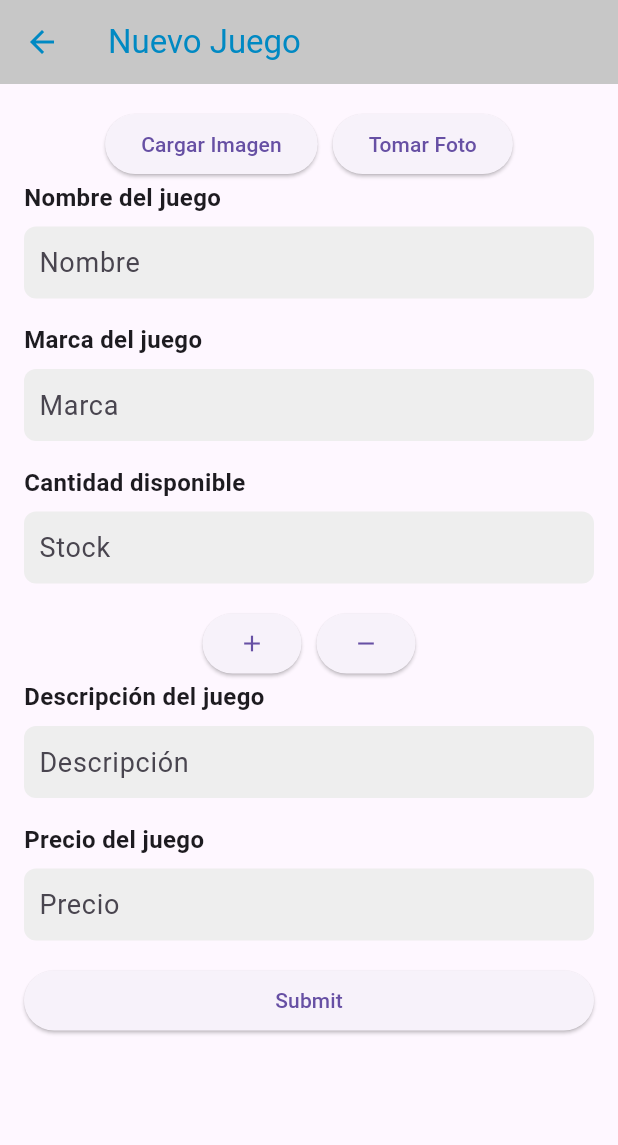
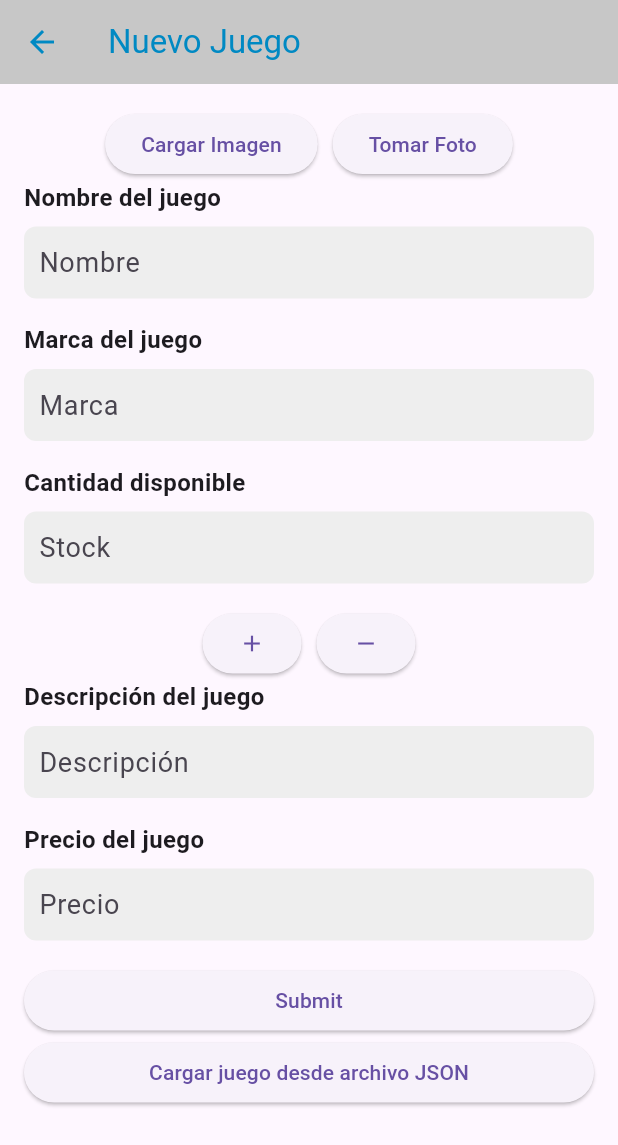
Before and after one commit to AgustinRgz/GeingeemuMobile, a Flutter app: the NewSellView screen opened by its route, on a phone screen of 412 x 824 dp. Shown: the top 1145 px of the screen. Run offline on Flutter 3.47's test engine with Material 3 defaults, Android fonts, the light colour scheme and no system bars; our stand-ins replace file_picker, image_picker; missing offline and left inert: search_page.

Commit message:
Update Ventas
El JSON we

```diff
--- a/assets/videojuego.json
+++ b/assets/videojuego.json
@@ -3,7 +3,8 @@
       "nombre": "Halo Infinite Xbox Collector Steelbook Edition",
       "marca": "Microsoft",
       "imagen": "assets/imagenes/haloinfinite.jpg",
-      "stock": 2,
-      "descripcion": "Juego de Halo"
+      "stock": "2",
+      "descripcion": "The legendary Halo series returns with the most expansive Master Chief campaign yet.",
+      "precio": "$1,000.00"
     }
   ]
--- a/lib/ventas.dart
+++ b/lib/ventas.dart
@@ -1,8 +1,10 @@
+import 'package:file_picker/_internal/file_picker_web.dart';
 import 'package:flutter/material.dart';
 import 'dart:io';
 import 'dart:convert';
 import 'package:image_picker/image_picker.dart';
 import 'package:flutter/foundation.dart' show kIsWeb;
+import 'package:file_picker/file_picker.dart';
 
 class SellView extends StatefulWidget {
   const SellView({super.key});
@@ -72,7 +74,7 @@ class _SellViewState extends State<SellView> {
 }
 
 class NewSellView extends StatefulWidget {
-  const NewSellView({super.key});
+  const NewSellView({Key? key}) : super(key: key);
 
   @override
   _NewSellViewState createState() => _NewSellViewState();
@@ -86,6 +88,52 @@ class _NewSellViewState extends State<NewSellView> {
   final TextEditingController stockController = TextEditingController();
   final TextEditingController descriptionController = TextEditingController();
   final TextEditingController priceController = TextEditingController();
+
+  void populateFormFields() {
+    if (game != null && game!.isNotEmpty) {
+      Game firstGame = game![0];
+      nameController.text = firstGame.nombre;
+      brandController.text = firstGame.marca;
+      stockController.text = firstGame.stock;
+      descriptionController.text = firstGame.descripcion;
+      priceController.text = firstGame.precio;
+      _image = File(firstGame.imagen);
+    }
+  }
+
+  //FilePicker
+  List<Game>? game;
+
+  Future<void> loadDJsFromJsonFile() async {
+    try {
+      FilePickerResult? result = await FilePickerWeb.platform.pickFiles(
+        type: FileType.custom,
+        allowedExtensions: ['json'],
+      );
+
+      if (result != null) {
+        List<int> bytes = result.files.single.bytes!;
+        String jsonString = String.fromCharCodes(bytes);
+
+        List<dynamic> jsonList = json.decode(jsonString);
+
+        List<Game> newGame = jsonList.map((json) => Game.fromJson(json)).toList();
+
+        print('Loaded Game from file: $newGame');
+
+        setState(() {
+          game ??= [];
+          game!.addAll(newGame);
+          populateFormFields();
+        });
+      } else {
+        print('No file selected.');
+      }
+    } catch (error) {
+      print('Error loading Game from file: $error');
+    }
+  }
+//End FilePicker
 
   void incrementStock() {
     setState(() {
@@ -129,19 +177,25 @@ class _NewSellViewState extends State<NewSellView> {
       body: ListView(
         padding: const EdgeInsets.all(16.0),
         children: <Widget>[
-          if (_image != null) _imagePreview(),
+          if (_image != null) _imagePreview(), //Carga la imagen del JSON
           _imageButtons(),
-          _labeledTextField(nameController, 'Nombre', 'Nombre del juego'),
-          _labeledTextField(brandController, 'Marca', 'Marca del juego'),
+          _labeledTextField(nameController, 'Nombre', 'Nombre del juego'), //Carga el nombre del JSON
+          _labeledTextField(brandController, 'Marca', 'Marca del juego'), //Carga la marca del JSON
           _labeledTextField(stockController, 'Stock', 'Cantidad disponible',
-              keyboardType: TextInputType.number),
+              keyboardType: TextInputType.number), //Carga el stock del JSON
           _numericInput(),
           _labeledTextField(
               descriptionController, 'Descripción', 'Descripción del juego',
-              expands: true),
+              expands: true), //Carga la descripción del JSON
           _labeledTextField(priceController, 'Precio', 'Precio del juego',
-              keyboardType: TextInputType.number),
+              keyboardType: TextInputType.number), //Carga el precio del JSON
           _submitButton(),
+          ElevatedButton(
+              onPressed: () {
+                loadDJsFromJsonFile();
+              },
+              child: Text('Cargar juego desde archivo JSON'),
+            ),
         ],
       ),
     );
@@ -246,3 +300,32 @@ class _NewSellViewState extends State<NewSellView> {
     );
   }
 }
+
+class Game {
+  final String nombre;
+  final String marca;
+  final String imagen;
+  final String stock;
+  final String descripcion;
+  final String precio;
+
+  Game({
+    required this.nombre,
+    required this.marca,
+    required this.imagen,
+    required this.stock,
+    required this.descripcion,
+    required this.precio
+  });
+
+  factory Game.fromJson(Map<String, dynamic> json) {
+    return Game(
+      nombre: json['nombre'],
+      marca: json['marca'],
+      imagen: json['imagen'],
+      stock: json['stock'],
+      descripcion: json['descripcion'],
+      precio: json['precio']
+    );
+  }
+}
--- a/pubspec.yaml
+++ b/pubspec.yaml
@@ -33,6 +33,7 @@ dependencies:
   cupertino_icons: ^1.0.2
   image_picker: ^1.0.4
   search_page: ^2.3.0
+  file_picker: ^6.1.1
 
 
 dev_dependencies:
```
Also changed, not shown: pubspec.lock.
